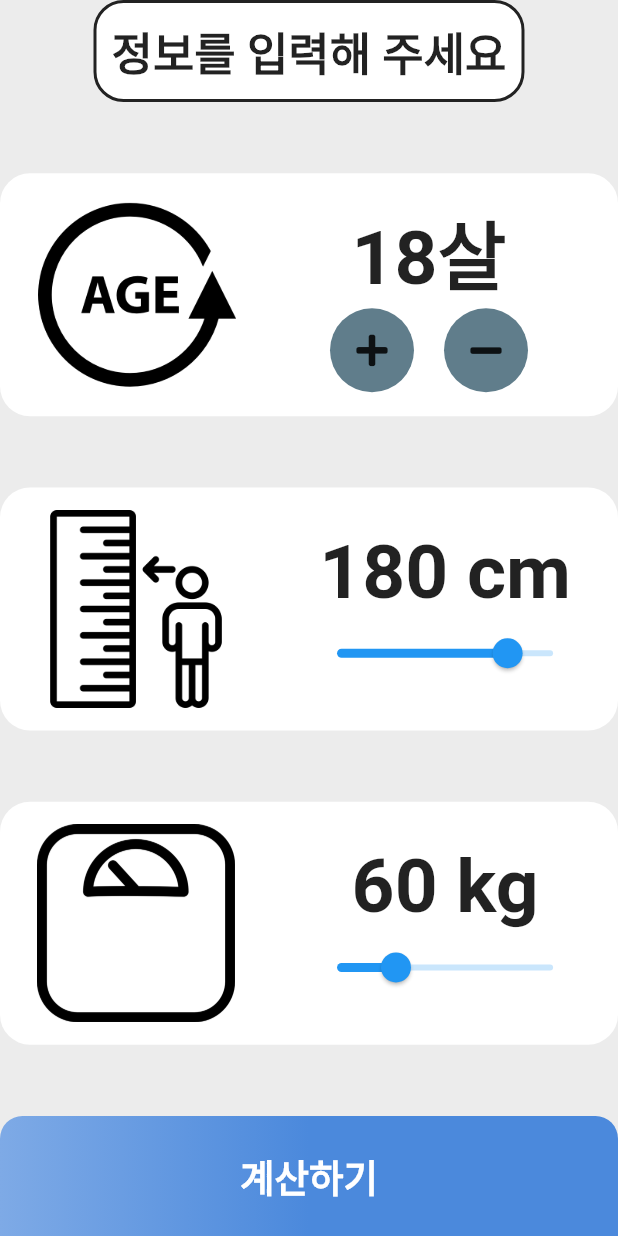
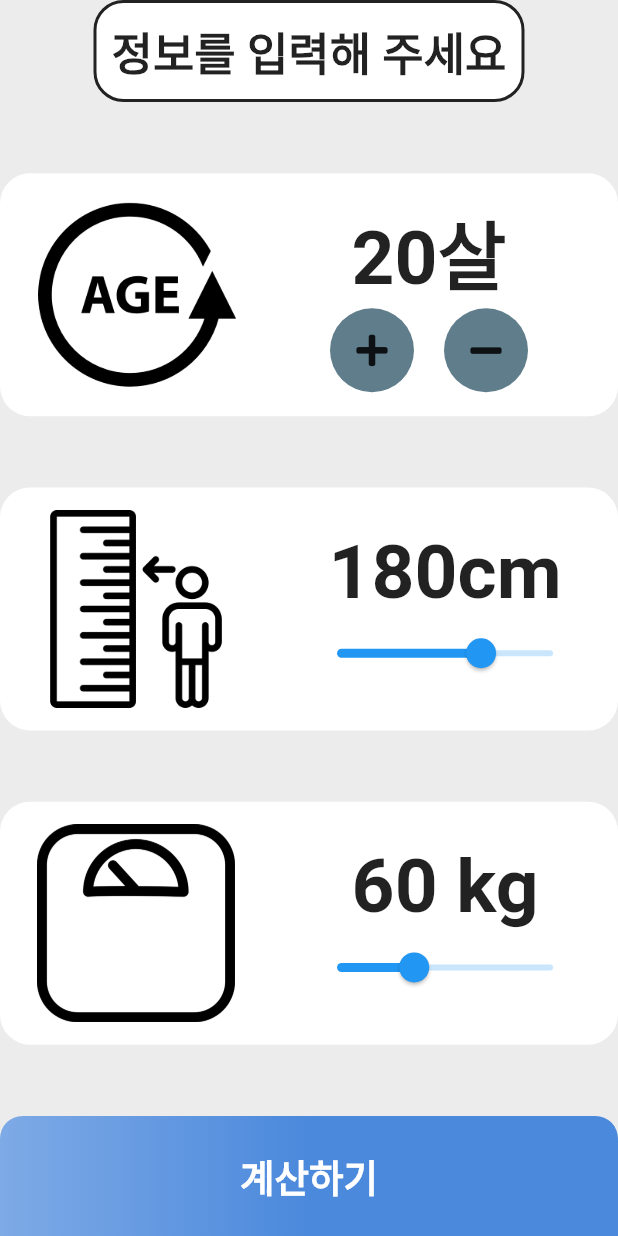
Before and after one commit to diebjackal/BMI_calculator, a Flutter app: the screen it shows after launch, on a phone screen of 412 x 824 dp. Run offline on Flutter 3.47's test engine with Material 2 defaults, Android fonts, the phone set to English and light mode, and no system bars; our stand-ins replace font_awesome_flutter.

Commit message:
[ADD] provider

```diff
--- a/bmi_calculator/lib/main.dart
+++ b/bmi_calculator/lib/main.dart
@@ -11,23 +11,18 @@ void main() {
       statusBarBrightness: Brightness.light,
     ),
   );
-  runApp(
-    MultiProvider(
-      providers: [
-        ChangeNotifierProvider(create: (_) => MyProvider()),
-      ],
-      child: MyApp(),
-    ),
-  );
+  runApp(MyApp());
 }
 
 class MyApp extends StatelessWidget {
   @override
   Widget build(BuildContext context) {
-    return MaterialApp(
-      title: 'bmi_Calculator',
-      debugShowCheckedModeBanner: false,
-      home: InputPage(),
+    return ChangeNotifierProvider<MyProvider>(
+      create: (_) => MyProvider(),
+      child: MaterialApp(
+        title: 'bmi_Calculator',
+        home: InputPage(),
+      ),
     );
   }
 }
--- a/bmi_calculator/lib/myProvider.dart
+++ b/bmi_calculator/lib/myProvider.dart
@@ -2,34 +2,38 @@ import 'package:flutter/foundation.dart';
 import 'package:flutter/material.dart';
 
 class MyProvider with ChangeNotifier, DiagnosticableTreeMixin {
-  int _age = 18;
+  int _age = 20;
   int get age => _age;
 
-  int _incrementValue;
-  MyProvider([this._incrementValue]);
+  int _height = 180;
+  int get height => _height;
 
-  int _counter = 0;
-  int get counter => _counter;
+  int _weight = 60;
+  int get weight => _weight;
 
-  int get incrementValue => _incrementValue;
-
-  set incrementValue(int value) {
-    _incrementValue = value;
+  void incrementHeightValue(int value) {
+    _height = value;
     notifyListeners();
   }
 
-  void increment() {
-    _counter += _incrementValue;
+  void incrementWeightValue(int value) {
+    _weight = value;
     notifyListeners();
   }
 
   void incrementAge() {
     _age++;
+    if (_age > 120) {
+      _age = 120;
+    }
     notifyListeners();
   }
 
   void decrementAge() {
     _age--;
+    if (_age < 0) {
+      _age = 0;
+    }
     notifyListeners();
   }
 }
--- a/bmi_calculator/lib/screens/input_Page.dart
+++ b/bmi_calculator/lib/screens/input_Page.dart
@@ -60,16 +60,20 @@ class _InputPageState extends State<InputPage> {
                       Row(
                         children: <Widget>[
                           RoundIconButton(
-                            icon: FontAwesomeIcons.plus,
-                            onPressed: () =>
-                                context.read<MyProvider>().incrementAge(),
-                          ),
+                              icon: FontAwesomeIcons.plus,
+                              onPressed: () {
+                                setState(() {
+                                  context.read<MyProvider>().incrementAge();
+                                });
+                              }),
                           SizedBox(width: 20),
                           RoundIconButton(
-                            icon: FontAwesomeIcons.minus,
-                            onPressed: () =>
-                                context.read<MyProvider>().decrementAge(),
-                          ),
+                              icon: FontAwesomeIcons.minus,
+                              onPressed: () {
+                                setState(() {
+                                  context.read<MyProvider>().decrementAge();
+                                });
+                              }),
                         ],
                       ),
                     ],
@@ -92,18 +96,17 @@ class _InputPageState extends State<InputPage> {
                   Column(
                     children: <Widget>[
                       Text(
-                        '${_height.toInt()} cm',
+                        '${context.watch<MyProvider>().height}cm',
                         style: userInformationSettingTextStyle,
                       ),
-                      Slider(
-                        value: _height,
-                        min: 30,
-                        max: 220,
-                        onChanged: (double value) {
-                          setState(() {
-                            _height = value;
-                          });
-                        },
+                      Consumer<MyProvider>(
+                        builder: (context, value, child) => Slider(
+                          value: value.height.toDouble(),
+                          min: 100,
+                          max: 220,
+                          onChanged: (val) =>
+                              value.incrementHeightValue(val.toInt()),
+                        ),
                       ),
                     ],
                   ),
@@ -125,18 +128,17 @@ class _InputPageState extends State<InputPage> {
                   Column(
                     children: <Widget>[
                       Text(
-                        '${_weight.toInt()} kg',
+                        '${context.watch<MyProvider>().weight} kg',
                         style: userInformationSettingTextStyle,
                       ),
-                      Slider(
-                        value: _weight,
-                        min: 30,
-                        max: 140,
-                        onChanged: (double value) {
-                          setState(() {
-                            _weight = value;
-                          });
-                        },
+                      Consumer<MyProvider>(
+                        builder: (context, value, child) => Slider(
+                          value: value.weight.toDouble(),
+                          min: 10,
+                          max: 150,
+                          onChanged: (val) =>
+                              value.incrementWeightValue(val.toInt()),
+                        ),
                       ),
                     ],
                   ),
@@ -154,8 +156,6 @@ class _InputPageState extends State<InputPage> {
                     builder: (context) => BMIMainPage(
                       bmiResult: calc.calculateBMI(),
                       bodyState: calc.getResult(),
-                      weight: _weight,
-                      height: _height,
                     ),
                   ),
                 );
```
Also changed, not shown: bmi_calculator/lib/components/user_Information.dart (+3 -7 lines), bmi_calculator/lib/screens/BMI_ResultPage.dart (+10 -9 lines).
